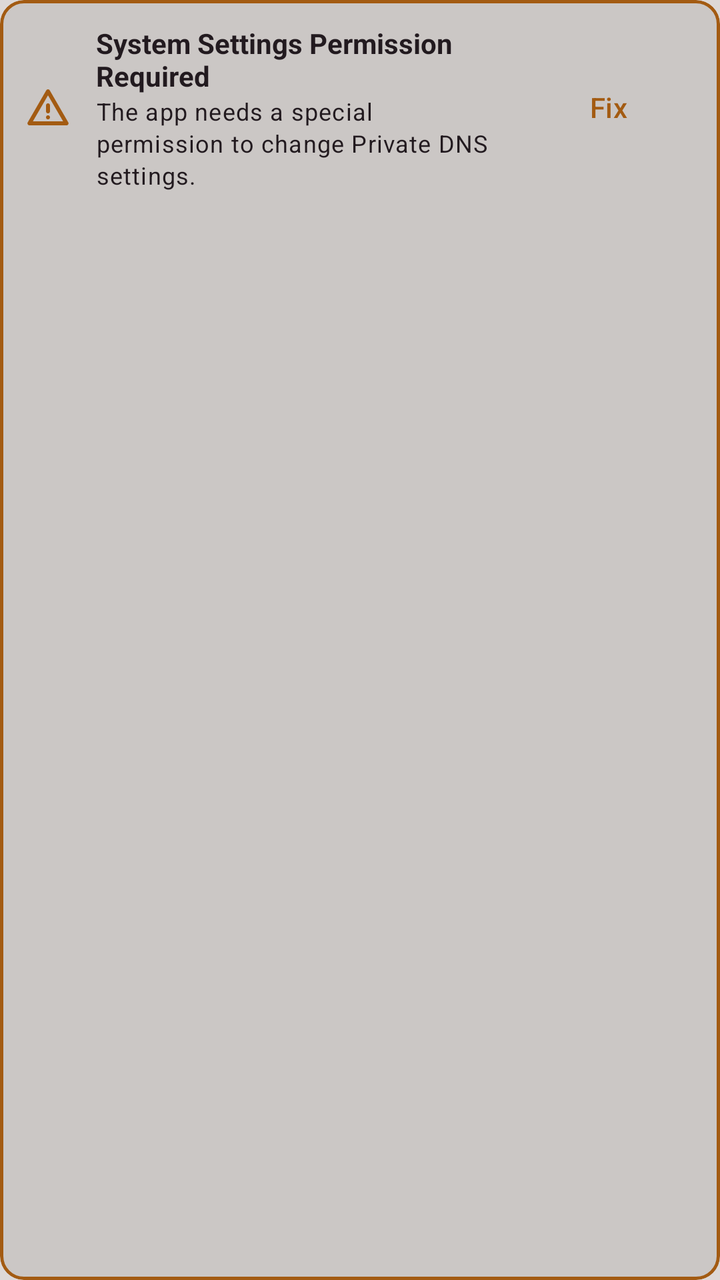
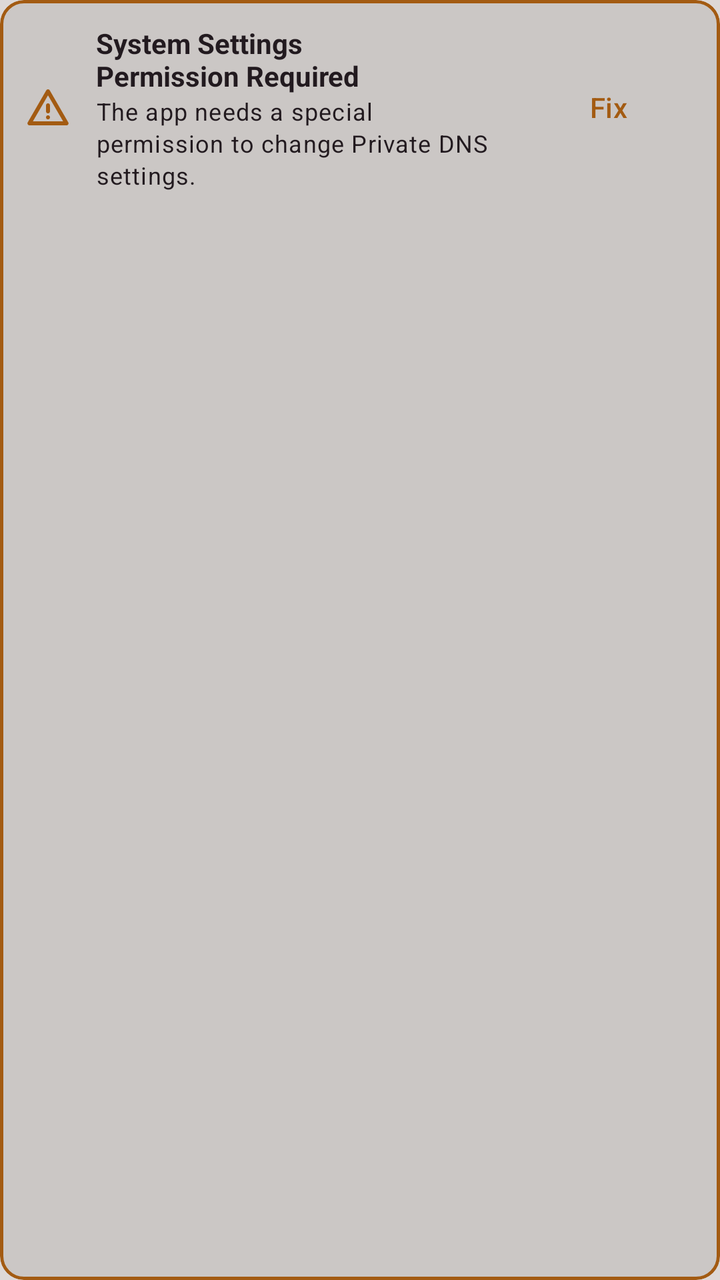

Compare the two renders of this Android layout. The source of the first and the diff that turns it into the second are given below.
<!-- AndroidManifest.xml: application theme Theme.DNSToggle -->
<!-- res/layout/view_main_permission.xml -->
<?xml version="1.0" encoding="utf-8"?>
<com.google.android.material.card.MaterialCardView xmlns:android="http://schemas.android.com/apk/res/android"
	xmlns:app="http://schemas.android.com/apk/res-auto"
	android:id="@+id/cardMainPermission"
	android:layout_width="match_parent"
	android:layout_height="wrap_content"
	app:cardBackgroundColor="?attr/colorSecondaryContainer"
	app:cardElevation="0dp"
	app:strokeColor="?attr/warning_color"
	app:strokeWidth="1.5dp">

	<LinearLayout
		android:layout_width="match_parent"
		android:layout_height="wrap_content"
		android:gravity="center_vertical"
		android:orientation="horizontal"
		android:padding="12dp">

		<ImageView
			android:layout_width="24dp"
			android:layout_height="24dp"
			android:contentDescription="@null"
			android:src="@drawable/ic_warning"
			app:tint="?attr/warning_color" />

		<LinearLayout
			android:layout_width="0dp"
			android:layout_height="wrap_content"
			android:layout_marginStart="12dp"
			android:layout_marginEnd="12dp"
			android:layout_weight="1"
			android:orientation="vertical">

			<TextView
				android:layout_width="wrap_content"
				android:layout_height="wrap_content"
				android:text="@string/main_permission_title"
				android:textColor="?attr/colorOnSecondaryContainer"
				android:textStyle="bold" />

			<TextView
				android:layout_width="wrap_content"
				android:layout_height="wrap_content"
				android:text="@string/main_permission_message"
				android:textAppearance="?attr/textAppearanceBodySmall"
				android:textColor="?attr/colorOnSecondaryContainer" />
		</LinearLayout>

		<Button
			android:id="@+id/btnFixMainPermission"
			style="@style/Widget.Material3.Button.TextButton"
			android:layout_width="wrap_content"
			android:layout_height="wrap_content"
			android:text="@string/btn_fix_permission"
			android:textColor="?attr/warning_color" />
	</LinearLayout>
</com.google.android.material.card.MaterialCardView>
<!-- resources referenced by this layout -->
<resources>
  <!-- drawable ic_warning (drawable) -->
  <vector xmlns:android="http://schemas.android.com/apk/res/android"
  	android:width="24dp"
  	android:height="24dp"
  	android:tint="?attr/colorControlNormal"
  	android:viewportWidth="960"
  	android:viewportHeight="960">
  
  	<path
  		android:fillColor="@android:color/white"
  		android:pathData="M109,840Q98,840 89,834.5Q80,829 75,820Q70,811 69.5,800.5Q69,790 75,780L445,140Q451,130 460.5,125Q470,120 480,120Q490,120 499.5,125Q509,130 515,140L885,780Q891,790 890.5,800.5Q890,811 885,820Q880,829 871,834.5Q862,840 851,840L109,840ZM178,760L782,760L480,240L178,760ZM508.5,708.5Q520,697 520,680Q520,663 508.5,651.5Q497,640 480,640Q463,640 451.5,651.5Q440,663 440,680Q440,697 451.5,708.5Q463,720 480,720Q497,720 508.5,708.5ZM508.5,588.5Q520,577 520,560L520,440Q520,423 508.5,411.5Q497,400 480,400Q463,400 451.5,411.5Q440,423 440,440L440,560Q440,577 451.5,588.5Q463,600 480,600Q497,600 508.5,588.5ZM480,500L480,500L480,500Z" />
  
  </vector>
  <string name="btn_fix_permission">Fix</string>
  <string name="main_permission_message">The app needs a special permission to change Private DNS settings.</string>
  <string name="main_permission_title">System Settings Permission Required</string>
  <style name="Theme.DNSToggle" parent="Theme.Material3.DayNight.NoActionBar">
  		
  		<item name="colorPrimary">@color/light_accent</item>
  		<item name="colorOnPrimary">@color/white</item>
  
  		
  		<item name="colorSecondaryContainer">@color/light_neutral</item>
  		<item name="colorOnSecondaryContainer">@color/light_text</item>
  
  		
  		<item name="android:colorBackground">@color/light_background</item>
  		<item name="colorSurface">@color/light_background</item>
  		<item name="colorOnSurface">@color/light_text</item>
  		<item name="colorOnSurfaceVariant">@color/light_text_variant</item>
  		<item name="android:textColorPrimary">@color/light_text</item>
  
  		
  		<item name="colorOutline">@color/light_outline</item>
  
  		<item name="warning_color">@color/warning_color</item>
  
  		
  		<item name="android:statusBarColor">?attr/colorSurface</item>
  		<item name="android:windowLightStatusBar">true</item>
  	</style>
  <color name="light_accent">#6d0a1f</color>
  <color name="white">#FFFFFFFF</color>
  <color name="light_neutral">#cbc7c5</color>
  <color name="light_text">#221a1f</color>
  <color name="light_background">#ddd8d6</color>
  <color name="light_text_variant">#4a3f3e</color>
  <color name="light_outline">#8b7d7b</color>
  <color name="warning_color">#a35b12</color>
</resources>

<!-- the commit's change to res/layout/view_main_permission.xml (unified diff, before → after) -->
@@ -34,6 +34,7 @@
 			<TextView
 				android:layout_width="wrap_content"
 				android:layout_height="wrap_content"
+				android:breakStrategy="balanced"
 				android:text="@string/main_permission_title"
 				android:textColor="?attr/colorOnSecondaryContainer"
 				android:textStyle="bold" />
@@ -41,6 +42,7 @@
 			<TextView
 				android:layout_width="wrap_content"
 				android:layout_height="wrap_content"
+				android:breakStrategy="high_quality"
 				android:text="@string/main_permission_message"
 				android:textAppearance="?attr/textAppearanceBodySmall"
 				android:textColor="?attr/colorOnSecondaryContainer" />
